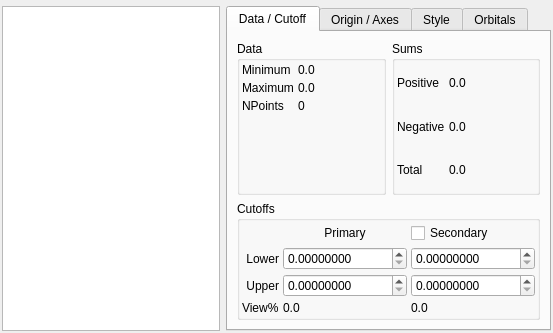
First picture: the form in src/gui/grids.ui, repository trisyoungs/aten, before the edit.
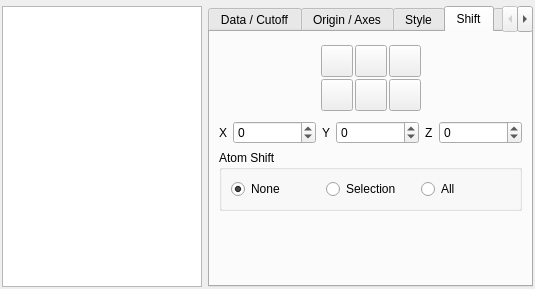
Second picture: the form after the edit. The open tabs and pages were chosen to show the change. Icons and pictures are not drawn. Custom widgets are drawn as their Qt base class.

```diff
--- a/src/gui/grids.ui
+++ b/src/gui/grids.ui
@@ -5,8 +5,8 @@
    <rect>
     <x>0</x>
     <y>0</y>
-    <width>553</width>
-    <height>333</height>
+    <width>529</width>
+    <height>289</height>
    </rect>
   </property>
   <property name="windowTitle">
@@ -143,19 +143,6 @@
                   </property>
                  </widget>
                 </item>
-                <item row="3" column="0">
-                 <spacer name="verticalSpacer">
-                  <property name="orientation">
-                   <enum>Qt::Vertical</enum>
-                  </property>
-                  <property name="sizeHint" stdset="0">
-                   <size>
-                    <width>20</width>
-                    <height>40</height>
-                   </size>
-                  </property>
-                 </spacer>
-                </item>
                </layout>
               </item>
              </layout>
@@ -377,6 +364,19 @@
            </layout>
           </widget>
          </item>
+         <item>
+          <spacer name="verticalSpacer">
+           <property name="orientation">
+            <enum>Qt::Vertical</enum>
+           </property>
+           <property name="sizeHint" stdset="0">
+            <size>
+             <width>20</width>
+             <height>40</height>
+            </size>
+           </property>
+          </spacer>
+         </item>
         </layout>
        </widget>
        <widget class="QWidget" name="OriginAxesPage">
@@ -1082,6 +1082,394 @@
          </item>
         </layout>
        </widget>
+       <widget class="QWidget" name="tab">
+        <attribute name="title">
+         <string>Shift</string>
+        </attribute>
+        <layout class="QVBoxLayout" name="verticalLayout_4">
+         <item>
+          <layout class="QHBoxLayout" name="horizontalLayout_7">
+           <item>
+            <spacer name="horizontalSpacer">
+             <property name="orientation">
+              <enum>Qt::Horizontal</enum>
+             </property>
+             <property name="sizeHint" stdset="0">
+              <size>
+               <width>40</width>
+               <height>20</height>
+              </size>
+             </property>
+            </spacer>
+           </item>
+           <item>
+            <layout class="QGridLayout" name="_3">
+             <property name="margin">
+              <number>4</number>
+             </property>
+             <property name="spacing">
+              <number>2</number>
+             </property>
+             <item row="0" column="1">
+              <widget class="QPushButton" name="ShiftGridPosYButton">
+               <property name="minimumSize">
+                <size>
+                 <width>32</width>
+                 <height>32</height>
+                </size>
+               </property>
+               <property name="maximumSize">
+                <size>
+                 <width>32</width>
+                 <height>32</height>
+                </size>
+               </property>
+               <property name="toolTip">
+                <string>Shift grid data along positive Y axis</string>
+               </property>
+               <property name="text">
+                <string/>
+               </property>
+               <property name="icon">
+                <iconset resource="icons.qrc">
+                 <normaloff>:/arrows/icons/arrow_up.svg</normaloff>:/arrows/icons/arrow_up.svg</iconset>
+               </property>
+               <property name="iconSize">
+                <size>
+                 <width>24</width>
+                 <height>24</height>
+                </size>
+               </property>
+               <property name="autoDefault">
+                <bool>false</bool>
+               </property>
+              </widget>
+             </item>
+             <item row="1" column="1">
+              <widget class="QPushButton" name="ShiftGridNegYButton">
+               <property name="minimumSize">
+                <size>
+                 <width>32</width>
+                 <height>32</height>
+                </size>
+               </property>
+               <property name="maximumSize">
+                <size>
+                 <width>32</width>
+                 <height>32</height>
+                </size>
+               </property>
+               <property name="toolTip">
+                <string>Shift grid data along negative Y axis</string>
+               </property>
+               <property name="text">
+                <string/>
+               </property>
+               <property name="icon">
+                <iconset resource="icons.qrc">
+                 <normaloff>:/arrows/icons/arrow_down.svg</normaloff>:/arrows/icons/arrow_down.svg</iconset>
+               </property>
+               <property name="iconSize">
+                <size>
+                 <width>24</width>
+                 <height>24</height>
+                </size>
+               </property>
+               <property name="autoDefault">
+                <bool>false</bool>
+               </property>
+              </widget>
+             </item>
+             <item row="1" column="2">
+              <widget class="QPushButton" name="ShiftGridPosZButton">
+               <property name="minimumSize">
+                <size>
+                 <width>32</width>
+                 <height>32</height>
+                </size>
+               </property>
+               <property name="maximumSize">
+                <size>
+                 <width>32</width>
+                 <height>32</height>
+                </size>
+               </property>
+               <property name="toolTip">
+                <string>Shift grid data along positive Z axis</string>
+               </property>
+               <property name="text">
+                <string/>
+               </property>
+               <property name="icon">
+                <iconset resource="icons.qrc">
+                 <normaloff>:/arrows/icons/arrow_out.svg</normaloff>:/arrows/icons/arrow_out.svg</iconset>
+               </property>
+               <property name="iconSize">
+                <size>
+                 <width>24</width>
+                 <height>24</height>
+                </size>
+               </property>
+               <property name="autoDefault">
+                <bool>false</bool>
+               </property>
+              </widget>
+             </item>
+             <item row="1" column="0">
+              <widget class="QPushButton" name="ShiftGridNegZButton">
+               <property name="minimumSize">
+                <size>
+                 <width>32</width>
+                 <height>32</height>
+                </size>
+               </property>
+               <property name="maximumSize">
+                <size>
+                 <width>32</width>
+                 <height>32</height>
+                </size>
+               </property>
+               <property name="toolTip">
+                <string>Shift grid data along negative Z axis</string>
+               </property>
+               <property name="text">
+                <string/>
+               </property>
+               <property name="icon">
+                <iconset resource="icons.qrc">
+                 <normaloff>:/arrows/icons/arrow_in.svg</normaloff>:/arrows/icons/arrow_in.svg</iconset>
+               </property>
+               <property name="iconSize">
+                <size>
+                 <width>24</width>
+                 <height>24</height>
+                </size>
+               </property>
+               <property name="autoDefault">
+                <bool>false</bool>
+               </property>
+              </widget>
+             </item>
+             <item row="0" column="0">
+              <widget class="QPushButton" name="ShiftGridNegXButton">
+               <property name="minimumSize">
+                <size>
+                 <width>32</width>
+                 <height>32</height>
+                </size>
+               </property>
+               <property name="maximumSize">
+                <size>
+                 <width>32</width>
+                 <height>32</height>
+                </size>
+               </property>
+               <property name="toolTip">
+                <string>Shift grid data along negative X axis</string>
+               </property>
+               <property name="text">
+                <string/>
+               </property>
+               <property name="icon">
+                <iconset resource="icons.qrc">
+                 <normaloff>:/arrows/icons/arrow_left.svg</normaloff>:/arrows/icons/arrow_left.svg</iconset>
+               </property>
+               <property name="iconSize">
+                <size>
+                 <width>24</width>
+                 <height>24</height>
+                </size>
+               </property>
+               <property name="autoDefault">
+                <bool>false</bool>
+               </property>
+              </widget>
+             </item>
+             <item row="0" column="2">
+              <widget class="QPushButton" name="ShiftGridPosXButton">
+               <property name="minimumSize">
+                <size>
+                 <width>32</width>
+                 <height>32</height>
+                </size>
+               </property>
+               <property name="maximumSize">
+                <size>
+                 <width>32</width>
+                 <height>32</height>
+                </size>
+               </property>
+               <property name="toolTip">
+                <string>Shift grid data along positive X axis</string>
+               </property>
+               <property name="text">
+                <string/>
+               </property>
+               <property name="icon">
+                <iconset resource="icons.qrc">
+                 <normaloff>:/arrows/icons/arrow_right.svg</normaloff>:/arrows/icons/arrow_right.svg</iconset>
+               </property>
+               <property name="iconSize">
+                <size>
+                 <width>24</width>
+                 <height>24</height>
+                </size>
+               </property>
+               <property name="autoDefault">
+                <bool>false</bool>
+               </property>
+              </widget>
+             </item>
+            </layout>
+           </item>
+           <item>
+            <spacer name="horizontalSpacer_3">
+             <property name="orientation">
+              <enum>Qt::Horizontal</enum>
+             </property>
+             <property name="sizeHint" stdset="0">
+              <size>
+               <width>40</width>
+               <height>20</height>
+              </size>
+             </property>
+            </spacer>
+           </item>
+          </layout>
+         </item>
+         <item>
+          <layout class="QHBoxLayout" name="horizontalLayout_8">
+           <item>
+            <widget class="QLabel" name="label_52">
+             <property name="sizePolicy">
+              <sizepolicy hsizetype="Minimum" vsizetype="Preferred">
+               <horstretch>0</horstretch>
+               <verstretch>0</verstretch>
+              </sizepolicy>
+             </property>
+             <property name="text">
+              <string>X</string>
+             </property>
+            </widget>
+           </item>
+           <item>
+            <widget class="QSpinBox" name="GridShiftXSpin">
+             <property name="sizePolicy">
+              <sizepolicy hsizetype="Expanding" vsizetype="Fixed">
+               <horstretch>0</horstretch>
+               <verstretch>0</verstretch>
+              </sizepolicy>
+             </property>
+             <property name="minimum">
+              <number>-1000000</number>
+             </property>
+             <property name="maximum">
+              <number>1000000</number>
+             </property>
+             <property name="singleStep">
+              <number>1</number>
+             </property>
+             <property name="value">
+              <number>0</number>
+             </property>
+            </widget>
+           </item>
+           <item>
+            <widget class="QLabel" name="label_6">
+             <property name="text">
+              <string>Y</string>
+             </property>
+            </widget>
+           </item>
+           <item>
+            <widget class="QSpinBox" name="GridShiftYSpin">
+             <property name="sizePolicy">
+              <sizepolicy hsizetype="Expanding" vsizetype="Fixed">
+               <horstretch>0</horstretch>
+               <verstretch>0</verstretch>
+              </sizepolicy>
+             </property>
+             <property name="minimum">
+              <number>-1000000</number>
+             </property>
+             <property name="maximum">
+              <number>1000000</number>
+             </property>
+            </widget>
+           </item>
+           <item>
+            <widget class="QLabel" name="label_8">
+             <property name="text">
+              <string>Z</string>
+             </property>
+            </widget>
+           </item>
+           <item>
+            <widget class="QSpinBox" name="GridShiftZSpin">
+             <property name="sizePolicy">
+              <sizepolicy hsizetype="Expanding" vsizetype="Fixed">
+               <horstretch>0</horstretch>
+               <verstretch>0</verstretch>
+              </sizepolicy>
+             </property>
+             <property name="minimum">
+              <number>-1000000</number>
+             </property>
+             <property name="maximum">
+              <number>1000000</number>
+             </property>
+            </widget>
+           </item>
+          </layout>
+         </item>
+         <item>
+          <widget class="QGroupBox" name="AtomShiftGroup">
+           <property name="title">
+            <string>Atom Shift</string>
+           </property>
+           <layout class="QHBoxLayout" name="horizontalLayout_10">
+            <item>
+             <widget class="QRadioButton" name="ShiftAtomNoneRadio">
+              <property name="text">
+               <string>None</string>
+              </property>
+              <property name="checked">
+               <bool>true</bool>
+              </property>
+             </widget>
+            </item>
+            <item>
+             <widget class="QRadioButton" name="ShiftAtomSelectionRadio">
+              <property name="text">
+               <string>Selection</string>
+              </property>
+             </widget>
+            </item>
+            <item>
+             <widget class="QRadioButton" name="ShiftAtomAllRadio">
+              <property name="text">
+               <string>All</string>
+              </property>
+             </widget>
+            </item>
+           </layout>
+          </widget>
+         </item>
+         <item>
+          <spacer name="verticalSpacer_2">
+           <property name="orientation">
+            <enum>Qt::Vertical</enum>
+           </property>
+           <property name="sizeHint" stdset="0">
+            <size>
+             <width>20</width>
+             <height>91</height>
+            </size>
+           </property>
+          </spacer>
+         </item>
+        </layout>
+       </widget>
        <widget class="QWidget" name="OrbitalsPage">
         <attribute name="title">
          <string>Orbitals</string>
```
Left out of the diff: 29 changed lines with no effect on the pictures.
